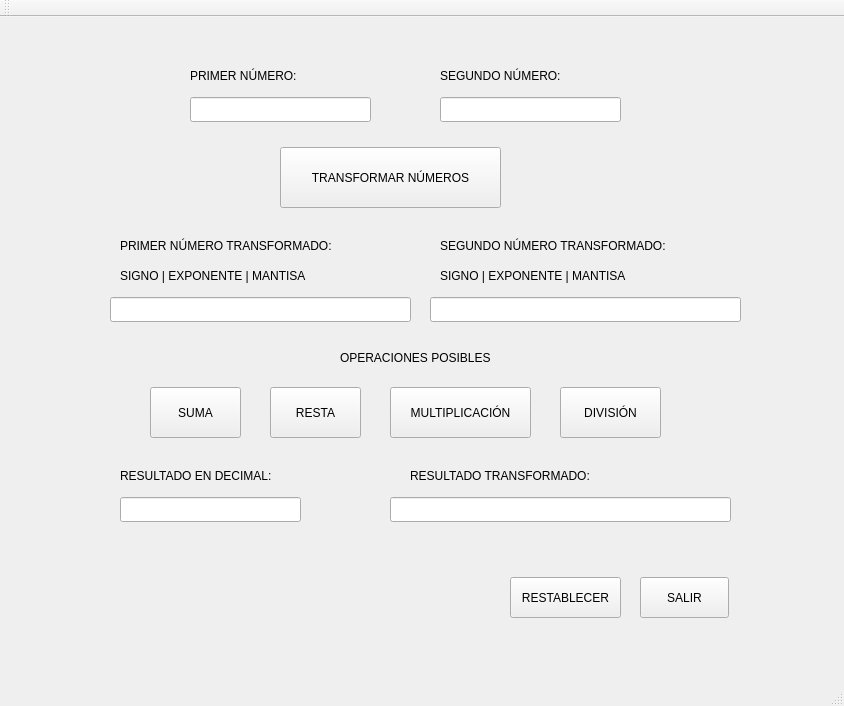
First picture: the form in ALUComaFlotante/mainwindow.ui, repository delSerSergio/ALUComaFlotante, before the edit.
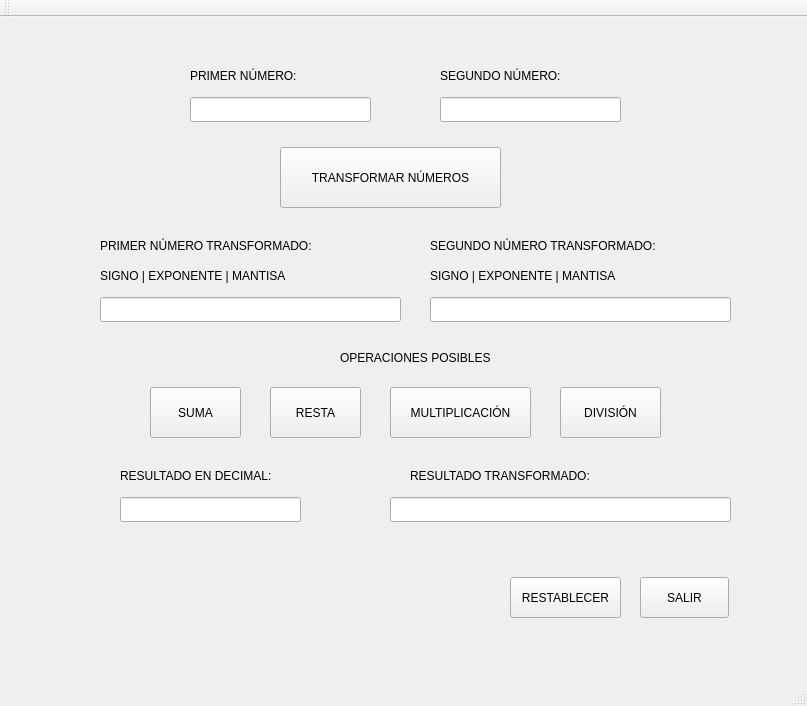
Second picture: the form after the edit.

```diff
--- a/ALUComaFlotante/mainwindow.ui
+++ b/ALUComaFlotante/mainwindow.ui
@@ -6,7 +6,7 @@
    <rect>
     <x>0</x>
     <y>0</y>
-    <width>844</width>
+    <width>807</width>
     <height>706</height>
    </rect>
   </property>
@@ -63,7 +63,7 @@
    <widget class="QLabel" name="label_3">
     <property name="geometry">
      <rect>
-      <x>120</x>
+      <x>100</x>
       <y>220</y>
       <width>261</width>
       <height>17</height>
@@ -76,7 +76,7 @@
    <widget class="QLabel" name="label_4">
     <property name="geometry">
      <rect>
-      <x>440</x>
+      <x>430</x>
       <y>220</y>
       <width>281</width>
       <height>17</height>
@@ -89,7 +89,7 @@
    <widget class="QLineEdit" name="lineEdit_3">
     <property name="geometry">
      <rect>
-      <x>110</x>
+      <x>100</x>
       <y>280</y>
       <width>301</width>
       <height>25</height>
@@ -101,7 +101,7 @@
      <rect>
       <x>430</x>
       <y>280</y>
-      <width>311</width>
+      <width>301</width>
       <height>25</height>
      </rect>
     </property>
@@ -223,7 +223,7 @@
    <widget class="QLabel" name="label_8">
     <property name="geometry">
      <rect>
-      <x>120</x>
+      <x>100</x>
       <y>250</y>
       <width>231</width>
       <height>17</height>
@@ -236,7 +236,7 @@
    <widget class="QLabel" name="label_9">
     <property name="geometry">
      <rect>
-      <x>440</x>
+      <x>430</x>
       <y>250</y>
       <width>231</width>
       <height>17</height>
```
Left out of the diff: 2 changed lines with no effect on the pictures.
